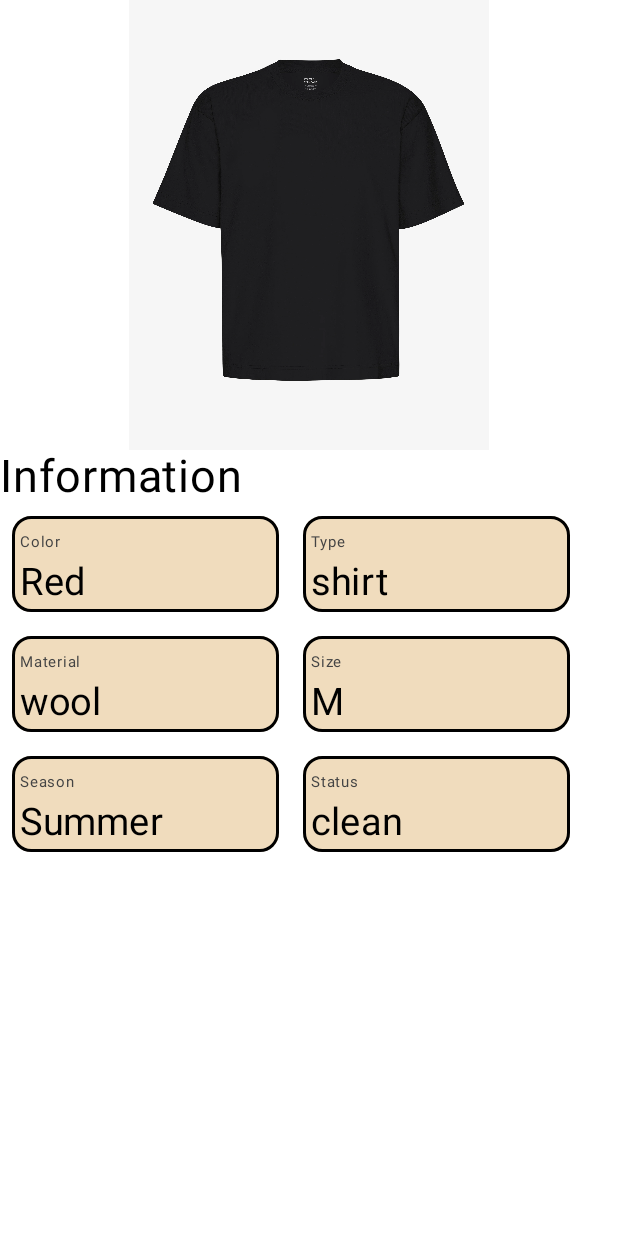
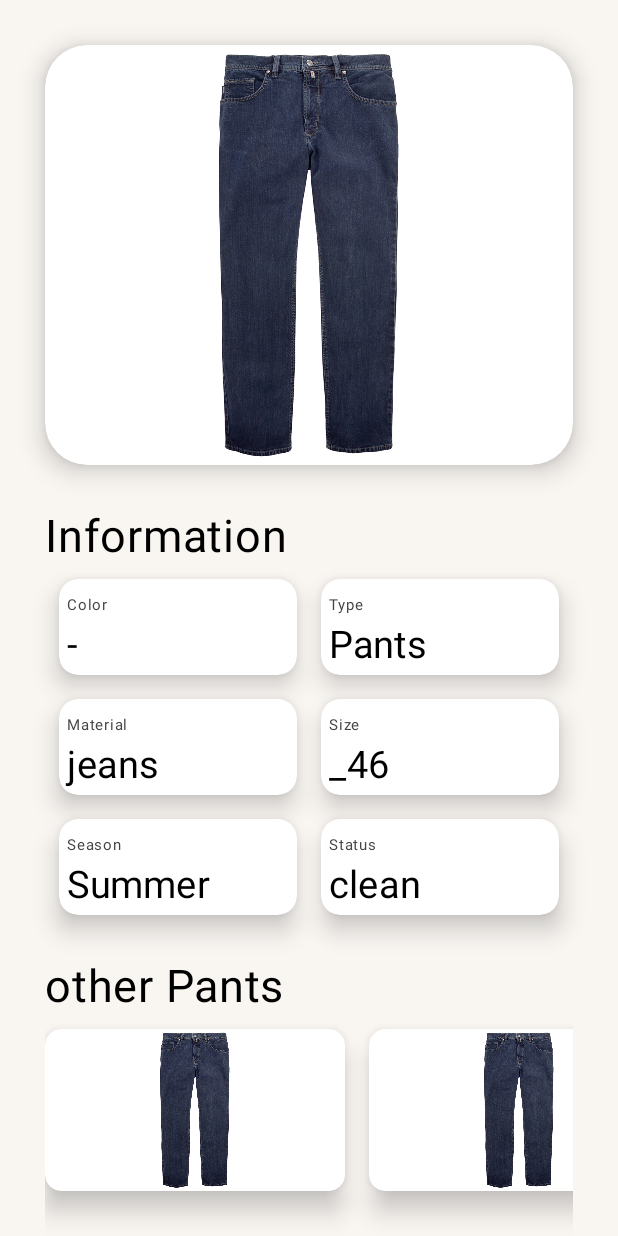
Before and after one commit to bleikerja/Looksy-Frontend, an Android app built with Jetpack Compose: the @Preview function ClothInformationPreview, on a phone screen of 412 x 824 dp. Run offline under Robolectric (Android 15) with nearby library versions, the phone set to English and light mode, and no system bars.

Commit message:
add other cloth to informationScreen

```diff
--- a/app/src/main/java/com/example/looksy/ClothInformationScreen.kt
+++ b/app/src/main/java/com/example/looksy/ClothInformationScreen.kt
@@ -2,70 +2,122 @@ package com.example.looksy
 
 import androidx.compose.foundation.Image
 import androidx.compose.foundation.background
-import androidx.compose.foundation.border
+import androidx.compose.foundation.horizontalScroll
 import androidx.compose.foundation.layout.Arrangement
 import androidx.compose.foundation.layout.Column
 import androidx.compose.foundation.layout.ExperimentalLayoutApi
 import androidx.compose.foundation.layout.FlowRow
+import androidx.compose.foundation.layout.Row
 import androidx.compose.foundation.layout.fillMaxWidth
 import androidx.compose.foundation.layout.height
 import androidx.compose.foundation.layout.padding
+import androidx.compose.foundation.layout.width
+import androidx.compose.foundation.rememberScrollState
 import androidx.compose.foundation.shape.RoundedCornerShape
 import androidx.compose.material3.Text
 import androidx.compose.runtime.Composable
+import androidx.compose.runtime.getValue
+import androidx.compose.runtime.mutableIntStateOf
+import androidx.compose.runtime.remember
+import androidx.compose.runtime.setValue
+import androidx.compose.ui.Alignment
 import androidx.compose.ui.Modifier
+import androidx.compose.ui.draw.shadow
 import androidx.compose.ui.graphics.Color
 import androidx.compose.ui.graphics.painter.Painter
 import androidx.compose.ui.res.painterResource
 import androidx.compose.ui.tooling.preview.Preview
 import androidx.compose.ui.unit.dp
 import androidx.compose.ui.unit.sp
+import com.example.looksy.dataClassClones.Clothes
+import com.example.looksy.dataClassClones.Material
+import com.example.looksy.dataClassClones.Season
+import com.example.looksy.dataClassClones.Size
+import com.example.looksy.dataClassClones.Type
+import com.example.looksy.dataClassClones.WashingNotes
 import com.example.looksy.ui.theme.LooksyTheme
+
+//ToDo: Get informaton in fun ClothInformationScreen from Backend
+//just from same type
+var allClothes = listOf(
+    Clothes(Size._46, Season.Winter, Type.Pants, Material.Wool, true, WashingNotes.Temperature30),
+    Clothes(Size._46, Season.Summer, Type.Pants, Material.jeans, true, WashingNotes.Temperature30),
+    Clothes(Size._M, Season.inBetween, Type.Tops, Material.Wool, true, WashingNotes.Temperature30)
+)
+
+//TODO: add image to Cloth class
+var allClothImages = listOf(R.drawable.jeans, R.drawable.jeans, R.drawable.shirt, R.drawable.jeans,R.drawable.shirt, R.drawable.jeans)
+
 
 @OptIn(ExperimentalLayoutApi::class)
 @Composable
-fun ClothInformationScreen(
-    image: Painter,
-    color: String,
-    type: String,
-    material: String,
-    size: String,
-    season: String,
-    status: String
-) {
-    Column {
-        Image(
-            modifier = Modifier
-                .height(300.dp)
-                .fillMaxWidth(),
-            painter = image,
-            contentDescription = ""
+fun ClothInformationScreen(selectedClothIndex: Int){
+    var currentClothIndex by remember { mutableIntStateOf(selectedClothIndex) }
+
+    Column (
+        horizontalAlignment = Alignment.CenterHorizontally,
+        verticalArrangement = Arrangement.spacedBy(10.dp),
+        modifier = Modifier
+            .fillMaxWidth()
+            .background(Color(249, 246, 242))
+            .padding(30.dp)
+    ) {
+        ClothImage(painterResource(allClothImages[currentClothIndex]), modifier = Modifier
+            .height(300.dp)
+            .fillMaxWidth()
+            .padding(bottom = 20.dp)
         )
 
-        Text("Information", fontSize = 30.sp)
+        Text("Information", fontSize = 30.sp, modifier = Modifier.align(Alignment.Start))
         FlowRow(
-            modifier = Modifier.padding(8.dp),
             horizontalArrangement = Arrangement.spacedBy(16.dp),
             verticalArrangement = Arrangement.spacedBy(16.dp),
+            modifier = Modifier.padding(bottom = 20.dp)
         ) {
-            Information("Color", color)
-            Information("Type", type)
-            Information("Material", material)
-            Information("Size", size)
-            Information("Season", season)
-            Information("Status", status)
+            //TODO: add Color to Cloth class
+            Information("Color", "-")
+            Information("Type", allClothes[currentClothIndex].type.toString())
+            Information("Material", allClothes[currentClothIndex].material.toString())
+            Information("Size", allClothes[currentClothIndex].size.toString())
+            Information("Season", allClothes[currentClothIndex].seasonUsage.toString())
+            Information("Status", if (allClothes[currentClothIndex].clean) "clean" else "dirty")
+        }
+
+        Text("other ${allClothes[currentClothIndex].type}", fontSize = 30.sp, modifier = Modifier.align(Alignment.Start))
+
+        Row (
+            horizontalArrangement = Arrangement.spacedBy(16.dp),
+            modifier = Modifier
+                .horizontalScroll(rememberScrollState())
+                .height(200.dp)
+        ){
+            for(i in allClothes.indices) {
+                LooksyButton(
+                    onClick = {currentClothIndex = i},
+                    picture = {
+                        Image(
+                            painter = painterResource(id = allClothImages[i]),
+                            contentDescription = ""
+                        )}
+                    ,
+                    modifier = Modifier
+                        .width(200.dp)
+                        .height(200.dp)
+                        .shadow(10.dp, RoundedCornerShape(10))
+                        .background(Color.White, RoundedCornerShape(10))
+                )
+            }
         }
     }
 }
 
 @Composable
-fun Information(name: String, value: String) {
-    Column(
-        modifier = Modifier
-            .border(2.dp, Color.Black, shape = RoundedCornerShape(20))
-            .fillMaxWidth(0.45f)
-            .background(Color(240, 220, 189), shape = RoundedCornerShape(20))
-            .padding(5.dp)
+fun Information(name: String, value: String){
+    Column(modifier = Modifier
+        .shadow(10.dp, RoundedCornerShape(20))
+        .fillMaxWidth(0.45f)
+        .background(Color.White, shape = RoundedCornerShape(20))
+        .padding(5.dp)
     )
     {
         Text(name, fontSize = 10.sp, color = Color.DarkGray)
@@ -73,19 +125,23 @@ fun Information(name: String, value: String) {
     }
 }
 
+@Composable
+fun ClothImage(image: Painter, modifier: Modifier){
+    Image(
+        modifier = modifier
+            .shadow(10.dp, RoundedCornerShape(10))
+            .background(Color.White, RoundedCornerShape(10))
+        ,
+        painter = image,
+        contentDescription = ""
+    )
+}
+
 @Preview(showBackground = true)
 @Composable
 fun ClothInformationPreview() {
     LooksyTheme {
-        ClothInformationScreen(
-            painterResource(id = R.drawable.shirt),
-            "Red",
-            "shirt",
-            "wool",
-            "M",
-            "Summer",
-            "clean"
-        )
+        ClothInformationScreen(1)
         //ToDo: Get informaton in fun ClothInformationScreen from Backend
     }
 }
--- a/app/src/main/java/com/example/looksy/MainActivity.kt
+++ b/app/src/main/java/com/example/looksy/MainActivity.kt
@@ -26,14 +26,6 @@ class MainActivity : ComponentActivity() {
 @Composable
 fun MainPreview() {
     LooksyTheme {
-        ClothInformationScreen(
-            painterResource(id = R.drawable.shirt),
-            "Red",
-            "shirt",
-            "wool",
-            "M",
-            "Summer",
-            "clean"
-        )
+        ClothInformationScreen(0)
     }
 }
--- a/app/src/main/java/com/example/looksy/Routes.kt
+++ b/app/src/main/java/com/example/looksy/Routes.kt
@@ -25,6 +25,6 @@ fun NavHostContainer(
     val currentDestination by navFlow.destination.collectAsState()
     when (currentDestination) {
         Routes.Home -> FullOutfitScreen(modifier = modifier)
-        Routes.Details -> ClothInformationScreen(painterResource(id = R.drawable.shirt), "Red", "shirt", "wool", "M", "Summer", "clean")
+        Routes.Details -> ClothInformationScreen(0)
     }
 }
```
